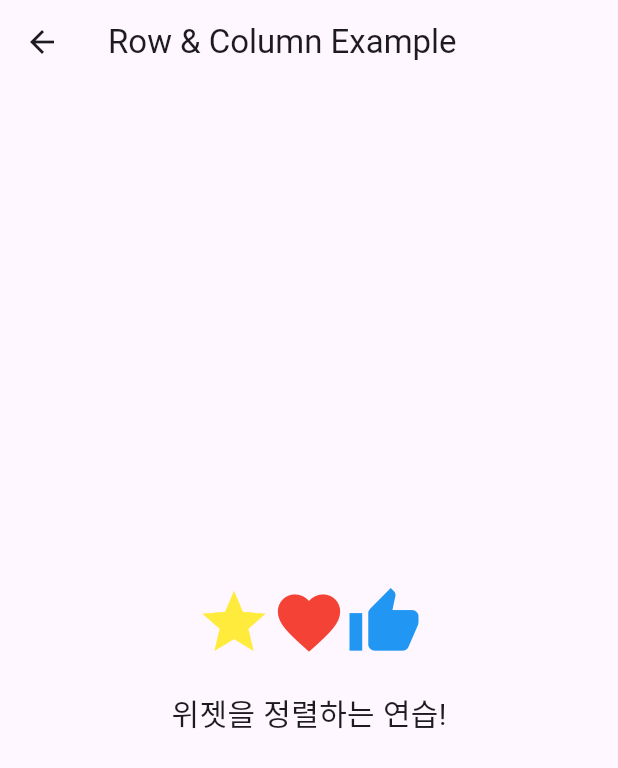
After one commit to Doythan/flutter_study, a Flutter app: the screen it shows after launch, after a tap on "Layout 예제", on a phone screen of 412 x 824 dp. The commit adds this screen. Shown: the top 768 px of the screen. Run offline on Flutter 3.47's test engine with Material 3 defaults, Android fonts, the light colour scheme and no system bars.

Commit message:
feat: 주요 위젯 실습

```diff
--- a/first_app/lib/main.dart
+++ b/first_app/lib/main.dart
@@ -1,6 +1,10 @@
+import 'package:first_app/screens/layout_example.dart';
 import 'package:flutter/material.dart';
 import 'screens/stateful_example.dart';
 import 'screens/stateless_example.dart';
+import 'screens/layout_example.dart';
+import 'screens/stack_example.dart';
+import 'screens/listview_example.dart';
 
 void main() {
   runApp(MyApp());
@@ -50,7 +54,34 @@ class HomeScreen extends StatelessWidget {
                 );
               },
               child: Text('StatefulWidget 예제'),
-            )
+            ),
+            SizedBox(height: 20),
+            ElevatedButton(
+                onPressed: () {
+                  Navigator.push(
+                    context,
+                    MaterialPageRoute(builder: (context) => LayoutExample()),
+                  );
+                },
+                child: Text('Layout 예제')),
+            SizedBox(height: 20),
+            ElevatedButton(
+                onPressed: () {
+                  Navigator.push(
+                    context,
+                    MaterialPageRoute(builder: (context) => StackExample()),
+                  );
+                },
+                child: Text('Stack 예제')),
+            SizedBox(height: 20),
+            ElevatedButton(
+                onPressed: () {
+                  Navigator.push(
+                    context,
+                    MaterialPageRoute(builder: (context) => ListviewExample()),
+                  );
+                },
+                child: Text('Listview 예제')),
           ],
         ),
       ),
--- /dev/null
+++ b/first_app/lib/screens/layout_example.dart
@@ -0,0 +1,29 @@
+import 'package:flutter/material.dart';
+
+class LayoutExample extends StatelessWidget {
+  const LayoutExample({super.key});
+
+  @override
+  Widget build(BuildContext context) {
+    return Scaffold(
+      appBar: AppBar(title: Text('Row & Column Example')),
+      body: Center(
+        child: Column(
+          mainAxisAlignment: MainAxisAlignment.center,
+          children: [
+            Row(
+              mainAxisAlignment: MainAxisAlignment.center,
+              children: [
+                Icon(Icons.star, size: 50, color: Colors.yellow),
+                Icon(Icons.favorite, size: 50, color: Colors.red),
+                Icon(Icons.thumb_up, size: 50, color: Colors.blue),
+              ],
+            ),
+            SizedBox(height: 20),
+            Text('위젯을 정렬하는 연습!', style: TextStyle(fontSize: 20))
+          ],
+        ),
+      ),
+    );
+  }
+}
```
Also changed, not shown: first_app/lib/screens/listview_example.dart (added, +21 -0 lines), first_app/lib/screens/stack_example.dart (added, +30 -0 lines), 1 other file.
